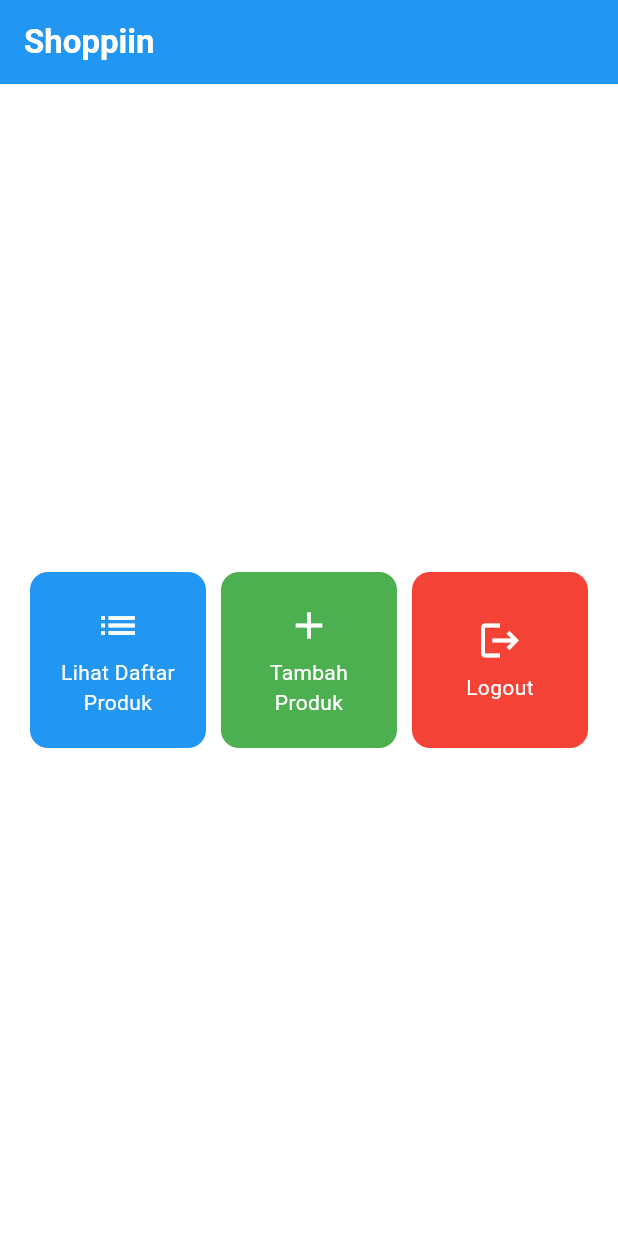
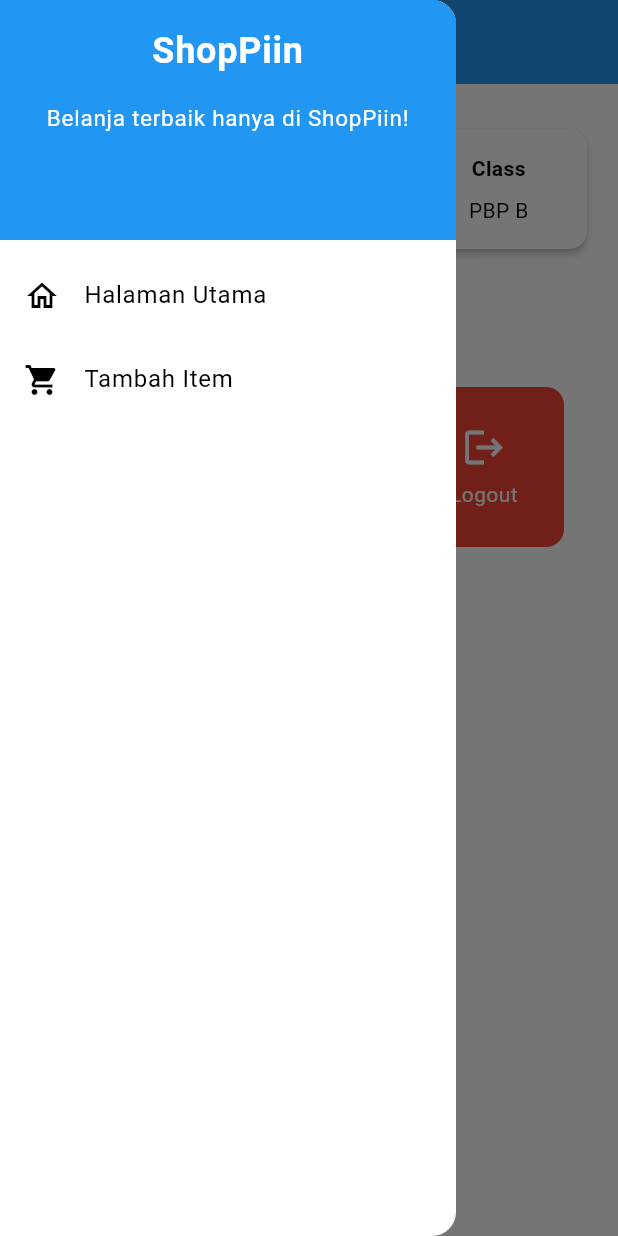
Before and after one commit to dhafinpn/shoppiin_mobile, a Flutter app: the screen it shows after launch, with the side drawer open (before the commit the screen has no drawer), on a phone screen of 412 x 824 dp. Run offline on Flutter 3.47's test engine with Material 3 defaults, Android fonts, the light colour scheme and no system bars.

Commit message:
Menyelesaikan Tugas 8

```diff
--- a/lib/main.dart
+++ b/lib/main.dart
@@ -1,5 +1,5 @@
 import 'package:flutter/material.dart';
-import 'menu.dart';
+import 'package:shoppiin/screens/menu.dart';
 
 void main() {
   runApp(const MyApp());
--- a/lib/menu.dart
+++ /dev/null
@@ -1,91 +0,0 @@
-import 'package:flutter/material.dart';
-
-class MyHomePage extends StatelessWidget {
-  MyHomePage({super.key});
-
-  final List<ItemHomepage> items = [
-    ItemHomepage("Lihat Daftar Produk", Icons.list, Colors.blue),
-    ItemHomepage("Tambah Produk", Icons.add, Colors.green),
-    ItemHomepage("Logout", Icons.logout, Colors.red),
-  ];
-
-  @override
-  Widget build(BuildContext context) {
-    return Scaffold(
-      appBar: AppBar(
-        title: const Text(
-          'Shoppiin',
-          style: TextStyle(
-            color: Colors.white,
-            fontWeight: FontWeight.bold,
-          ),
-        ),
-        backgroundColor: Theme.of(context).colorScheme.primary,
-      ),
-      body: Center(
-        child: GridView.count(
-          padding: const EdgeInsets.all(20),
-          crossAxisSpacing: 10,
-          mainAxisSpacing: 10,
-          crossAxisCount: 3,
-          shrinkWrap: true,
-          children: items.map((ItemHomepage item) {
-            return ItemCard(item);
-          }).toList(),
-        ),
-      ),
-    );
-  }
-}
-
-class ItemHomepage {
-  final String name;
-  final IconData icon;
-  final Color color;
-
-  ItemHomepage(this.name, this.icon, this.color);
-}
-
-class ItemCard extends StatelessWidget {
-  final ItemHomepage item;
-
-  const ItemCard(this.item, {super.key});
-
-  @override
-  Widget build(BuildContext context) {
-    return Material(
-      color: item.color,
-      borderRadius: BorderRadius.circular(12),
-      child: InkWell(
-        onTap: () {
-          ScaffoldMessenger.of(context)
-            ..hideCurrentSnackBar()
-            ..showSnackBar(
-              SnackBar(content: Text("Kamu telah menekan tombol ${item.name}!"))
-            );
-        },
-        child: Container(
-          padding: const EdgeInsets.all(8),
-          child: Center(
-            child: Column(
-              mainAxisAlignment: MainAxisAlignment.center,
-              children: [
-                Icon(
-                  item.icon,
-                  color: Colors.white,
-                  size: 30.0,
-                ),
-                const Padding(padding: EdgeInsets.all(3)),
-                Text(
-                  item.name,
-                  textAlign: TextAlign.center,
-                  style: const TextStyle(color: Colors.white),
-                ),
-              ],
-            ),
-          ),
-        ),
-      ),
-    );
-  }
-}
--- /dev/null
+++ b/lib/screens/menu.dart
@@ -0,0 +1,197 @@
+import 'package:flutter/material.dart';
+import 'package:shoppiin/screens/itementry_form.dart';
+import 'package:shoppiin/widgets/left_drawer.dart';
+
+class MyHomePage extends StatelessWidget {
+  MyHomePage({super.key});
+      final String npm = '2306221112'; // NPM
+      final String name = 'Dhafin Putra Nugraha'; // Nama
+      final String className = 'PBP B'; // Kelas
+
+      final List<ItemHomepage> items = [
+        ItemHomepage("Lihat Daftar Produk", Icons.list, Colors.blue),
+        ItemHomepage("Tambah Item", Icons.add, Colors.green),
+        ItemHomepage("Logout", Icons.logout, Colors.red),
+  ];
+
+  @override
+  Widget build(BuildContext context) {
+    // Scaffold menyediakan struktur dasar halaman dengan appBar dan body.
+    return Scaffold(
+      appBar: AppBar(
+        title: const Text(
+          'ShopPiin',
+          style: TextStyle(
+            color: Colors.white,
+            fontWeight: FontWeight.bold,
+          ),
+        ),
+        // Warna latar belakang AppBar diambil dari skema warna tema aplikasi.
+        backgroundColor: Theme.of(context).colorScheme.primary,
+        iconTheme: const IconThemeData(color: Colors.white),
+      ),
+      // Masukkan drawer sebagai parameter nilai drawer dari widget Scaffold
+      drawer: const LeftDrawer(),
+      // Body halaman dengan padding di sekelilingnya.
+      body: Padding(
+        padding: const EdgeInsets.all(16.0),
+        // Menyusun widget secara vertikal dalam sebuah kolom.
+        child: Column(
+          crossAxisAlignment: CrossAxisAlignment.center,
+          children: [
+            // Row untuk menampilkan 3 InfoCard secara horizontal.
+            Row(
+              mainAxisAlignment: MainAxisAlignment.spaceEvenly,
+              children: [
+                InfoCard(title: 'NPM', content: npm),
+                InfoCard(title: 'Name', content: name),
+                InfoCard(title: 'Class', content: className),
+              ],
+            ),
+
+            // Memberikan jarak vertikal 16 unit.
+            const SizedBox(height: 16.0),
+
+            // Menempatkan widget berikutnya di tengah halaman.
+            Center(
+              child: Column(
+                // Menyusun teks dan grid item secara vertikal.
+
+                children: [
+                  // Menampilkan teks sambutan dengan gaya tebal dan ukuran 18.
+                  const Padding(
+                    padding: EdgeInsets.only(top: 16.0),
+                    child: Text(
+                      'Welcome to ShopPiin',
+                      style: TextStyle(
+                        fontWeight: FontWeight.bold,
+                        fontSize: 18.0,
+                      ),
+                    ),
+                  ),
+
+                  // Grid untuk menampilkan ItemCard dalam bentuk grid 3 kolom.
+                  GridView.count(
+                    primary: true,
+                    padding: const EdgeInsets.all(20),
+                    crossAxisSpacing: 10,
+                    mainAxisSpacing: 10,
+                    crossAxisCount: 3,
+                    // Agar grid menyesuaikan tinggi kontennya.
+                    shrinkWrap: true,
+
+                    // Menampilkan ItemCard untuk setiap item dalam list items.
+                    children: items.map((ItemHomepage item) {
+                      return ItemCard(item);
+                    }).toList(),
+                  ),
+                ],
+              ),
+            ),
+          ],
+        ),
+      ),
+    );
+  }
+}
+
+class InfoCard extends StatelessWidget {
+  // Kartu informasi yang menampilkan title dan content.
+
+  final String title;  // Judul kartu.
+  final String content;  // Isi kartu.
+
+  const InfoCard({super.key, required this.title, required this.content});
+
+  @override
+  Widget build(BuildContext context) {
+    return Card(
+      // Membuat kotak kartu dengan bayangan dibawahnya.
+      elevation: 2.0,
+      child: Container(
+        // Mengatur ukuran dan jarak di dalam kartu.
+        width: MediaQuery.of(context).size.width / 3.5, // menyesuaikan dengan lebar device yang digunakan.
+        padding: const EdgeInsets.all(16.0),
+        // Menyusun title dan content secara vertikal.
+        child: Column(
+          children: [
+            Text(
+              title,
+              style: const TextStyle(fontWeight: FontWeight.bold),
+            ),
+            const SizedBox(height: 8.0),
+            Text(content),
+          ],
+        ),
+      ),
+    );
+  }
+}
+class ItemHomepage {
+    final String name;
+    final IconData icon;
+    final Color color;
+
+    ItemHomepage(this.name, this.icon, this.color);
+}
+
+class ItemCard extends StatelessWidget {
+  // Menampilkan kartu dengan ikon dan nama.
+
+  final ItemHomepage item;
+
+  const ItemCard(this.item, {super.key});
+
+  @override
+  Widget build(BuildContext context) {
+    return Material(
+      // Menentukan warna latar belakang dari tema aplikasi.
+      color: item.color,
+      // Membuat sudut kartu melengkung.
+      borderRadius: BorderRadius.circular(12),
+
+      child: InkWell(
+        // Aksi ketika kartu ditekan.
+        onTap: () {
+          // Memunculkan SnackBar ketika diklik
+          ScaffoldMessenger.of(context)
+            ..hideCurrentSnackBar()
+            ..showSnackBar(SnackBar(
+                content: Text("Kamu telah menekan tombol ${item.name}!")));
+
+          // Navigate ke route yang sesuai (tergantung jenis tombol)
+          if (item.name == "Tambah Item") {
+            Navigator.push(
+                    context,
+                    MaterialPageRoute(
+                      builder: (context) => ItemEntryFormPage(),
+                    ));
+          }
+        },
+        // Container untuk menyimpan Icon dan Text
+        child: Container(
+          padding: const EdgeInsets.all(8),
+          child: Center(
+            child: Column(
+              // Menyusun ikon dan teks di tengah kartu.
+              mainAxisAlignment: MainAxisAlignment.center,
+              children: [
+                Icon(
+                  item.icon,
+                  color: Colors.white,
+                  size: 30.0,
+                ),
+                const Padding(padding: EdgeInsets.all(3)),
+                Text(
+                  item.name,
+                  textAlign: TextAlign.center,
+                  style: const TextStyle(color: Colors.white),
+                ),
+              ],
+            ),
+          ),
+        ),
+      ),
+    );
+  }
+}
--- /dev/null
+++ b/lib/widgets/item_card.dart
@@ -0,0 +1,71 @@
+import 'package:flutter/material.dart';
+import 'package:shoppiin/screens/itementry_form.dart';
+
+class ItemHomepage {
+    final String name;
+    final IconData icon;
+    final Color color;
+
+    ItemHomepage(this.name, this.icon, this.color);
+}
+
+class ItemCard extends StatelessWidget {
+  // Menampilkan kartu dengan ikon dan nama.
+
+  final ItemHomepage item;
+
+  const ItemCard(this.item, {super.key});
+
+  @override
+  Widget build(BuildContext context) {
+    return Material(
+      // Menentukan warna latar belakang dari tema aplikasi.
+      color: Theme.of(context).colorScheme.secondary,
+      // Membuat sudut kartu melengkung.
+      borderRadius: BorderRadius.circular(12),
+
+      child: InkWell(
+        // Aksi ketika kartu ditekan.
+        onTap: () {
+          // Memunculkan SnackBar ketika diklik
+          ScaffoldMessenger.of(context)
+            ..hideCurrentSnackBar()
+            ..showSnackBar(SnackBar(
+                content: Text("Kamu telah menekan tombol ${item.name}!")));
+
+          // Navigate ke route yang sesuai (tergantung jenis tombol)
+          if (item.name == "Tambah Item") {
+            Navigator.push(
+                    context,
+                    MaterialPageRoute(
+                      builder: (context) => ItemEntryFormPage(),
+                    ));
+          }
+        },
+        // Container untuk menyimpan Icon dan Text
+        child: Container(
+          padding: const EdgeInsets.all(8),
+          child: Center(
+            child: Column(
+              // Menyusun ikon dan teks di tengah kartu.
+              mainAxisAlignment: MainAxisAlignment.center,
+              children: [
+                Icon(
+                  item.icon,
+                  color: Colors.white,
+                  size: 30.0,
+                ),
+                const Padding(padding: EdgeInsets.all(3)),
+                Text(
+                  item.name,
+                  textAlign: TextAlign.center,
+                  style: const TextStyle(color: Colors.white),
+                ),
+              ],
+            ),
+          ),
+        ),
+      ),
+    );
+  }
+}
--- /dev/null
+++ b/lib/widgets/left_drawer.dart
@@ -0,0 +1,68 @@
+import 'package:flutter/material.dart';
+import 'package:shoppiin/screens/menu.dart';
+import 'package:shoppiin/screens/itementry_form.dart';
+
+class LeftDrawer extends StatelessWidget {
+  const LeftDrawer({super.key});
+
+  @override
+  Widget build(BuildContext context) {
+    return Drawer(
+      child: ListView(
+        children: [
+          DrawerHeader(
+            decoration: BoxDecoration(
+              color: Theme.of(context).colorScheme.primary,
+            ),
+            child: const Column(
+              children: [
+                Text(
+                  'ShopPiin',
+                  textAlign: TextAlign.center,
+                  style: TextStyle(
+                    fontSize: 24,
+                    fontWeight: FontWeight.bold,
+                    color: Colors.white,
+                  ),
+                ),
+                Padding(padding: EdgeInsets.all(8)),
+                Text(
+                  "Belanja terbaik hanya di ShopPiin!",
+                  textAlign: TextAlign.center,
+                  style: TextStyle(
+                    fontSize: 15,
+                    color: Colors.white,
+                  ),
+                ),
+              ],
+            ),
+          ),
+          ListTile(
+            leading: const Icon(Icons.home_outlined),
+            title: const Text('Halaman Utama'),
+            onTap: () {
+              Navigator.pushReplacement(
+                context,
+                MaterialPageRoute(
+                  builder: (context) => MyHomePage(),
+                ),
+              );
+            },
+          ),
+          ListTile(
+            leading: const Icon(Icons.shopping_cart),
+            title: const Text('Tambah Item'),
+            onTap: () {
+              Navigator.push(
+                context,
+                MaterialPageRoute(
+                  builder: (context) => const ItemEntryFormPage(),
+                ),
+              );
+            },
+          ),
+        ],
+      ),
+    );
+  }
+}
```
Also changed, not shown: lib/screens/itementry_form.dart (added, +172 -0 lines).
